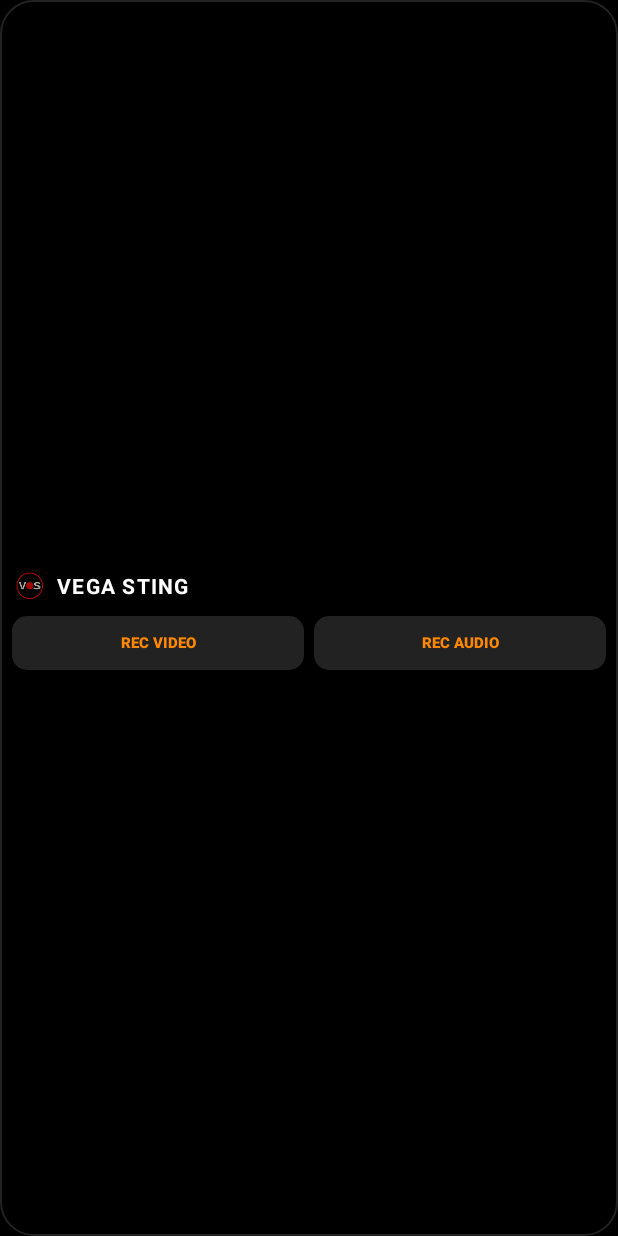
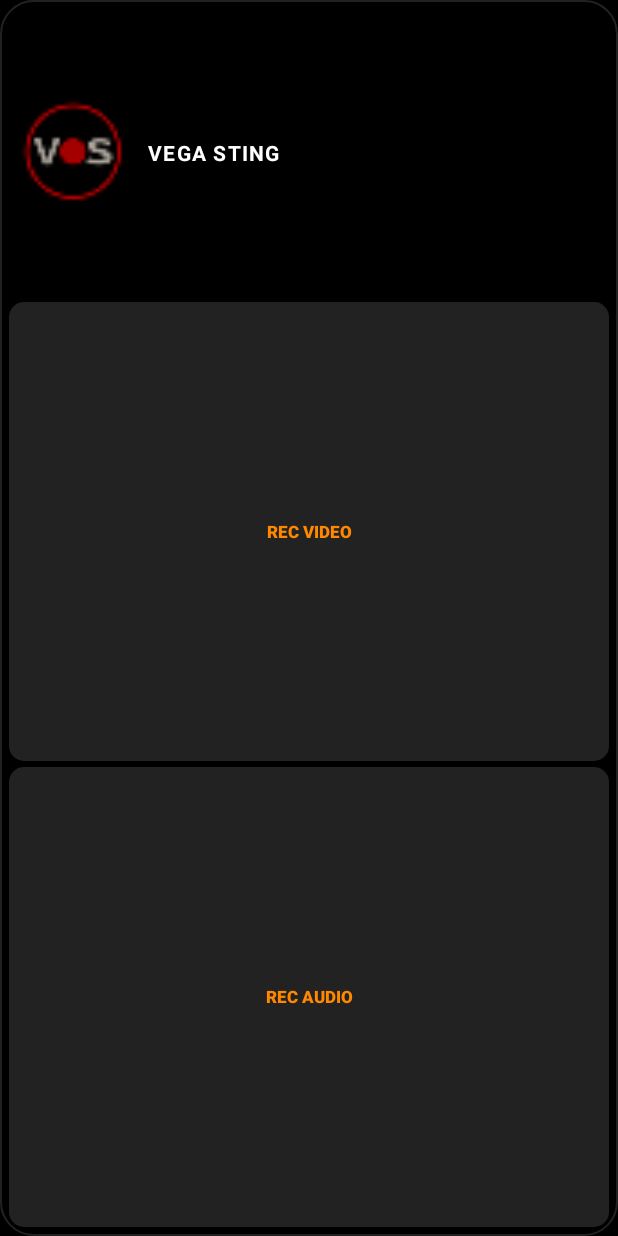
Before and after one commit to Kvijay199428/vega-sting, an Android app built with Jetpack Compose: the layout widget_recording.xml on its own in the app's theme, with its tools: preview values and no code run, on a phone screen of 412 x 824 dp. Run offline under Robolectric (Android 15) with nearby library versions, the light colour scheme and no system bars.

Commit message:
Make home-screen widget responsive across sizes

```diff
--- a/app/src/main/AndroidManifest.xml
+++ b/app/src/main/AndroidManifest.xml
@@ -78,6 +78,7 @@
             android:exported="true">
             <intent-filter>
                 <action android:name="android.appwidget.action.APPWIDGET_UPDATE" />
+                <action android:name="android.appwidget.action.APPWIDGET_UPDATE_OPTIONS" />
                 <action android:name="android.intent.action.BOOT_COMPLETED" />
             </intent-filter>
             <meta-data
--- a/app/src/main/res/drawable/widget_panel_background.xml
+++ /dev/null
@@ -1,6 +0,0 @@
-<?xml version="1.0" encoding="utf-8"?>
-<shape xmlns:android="http://schemas.android.com/apk/res/android"
-    android:shape="rectangle">
-    <solid android:color="#101010" />
-    <corners android:radius="16dp" />
-</shape>
--- a/app/src/main/res/layout/widget_recording.xml
+++ b/app/src/main/res/layout/widget_recording.xml
@@ -5,29 +5,30 @@
     android:layout_width="match_parent"
     android:layout_height="match_parent"
     android:orientation="vertical"
-    android:gravity="center"
     android:background="@drawable/widget_background"
-    android:padding="8dp">
+    android:padding="6dp">
 
     <LinearLayout
         android:id="@+id/widgetHeader"
         android:layout_width="match_parent"
-        android:layout_height="28dp"
+        android:layout_height="0dp"
+        android:layout_weight="1"
         android:orientation="horizontal"
         android:gravity="center_vertical">
 
         <ImageView
             android:id="@+id/widgetLogo"
-            android:layout_width="24dp"
-            android:layout_height="24dp"
-            android:src="@drawable/widget_logo"
-            android:scaleType="centerInside" />
+            android:layout_width="0dp"
+            android:layout_height="match_parent"
+            android:layout_weight="0.22"
+            android:scaleType="fitCenter"
+            android:src="@drawable/widget_logo" />
 
         <TextView
             android:id="@+id/widgetTitle"
             android:layout_width="0dp"
             android:layout_height="wrap_content"
-            android:layout_weight="1"
+            android:layout_weight="0.78"
             android:layout_marginStart="6dp"
             android:text="VEGA STING"
             android:textColor="#FFFFFF"
@@ -35,50 +36,41 @@
             android:textStyle="bold"
             android:letterSpacing="0.06"
             android:gravity="center_vertical"
-            android:maxLines="1" />
+            android:maxLines="1"
+            android:ellipsize="end" />
 
     </LinearLayout>
 
-    <LinearLayout
-        android:id="@+id/buttonPanel"
-        android:layout_width="match_parent"
-        android:layout_height="36dp"
-        android:orientation="horizontal"
-        android:gravity="center"
-        android:layout_marginTop="6dp">
-
     <Button
         android:id="@+id/btnLeft"
-            android:layout_width="0dp"
-            android:layout_height="36dp"
-            android:layout_weight="1"
+        android:layout_width="match_parent"
+        android:layout_height="0dp"
+        android:layout_weight="1.6"
+        android:layout_marginTop="4dp"
         android:minHeight="0dp"
         android:minWidth="0dp"
         android:text="REC VIDEO"
-            android:textSize="10sp"
+        android:textSize="11sp"
         android:textColor="#FF8800"
         android:textStyle="bold"
         android:gravity="center"
         android:padding="0dp"
-            android:background="@drawable/widget_button_background"
-            android:layout_marginEnd="3dp" />
+        android:background="@drawable/widget_button_background" />
 
     <Button
         android:id="@+id/btnRight"
-            android:layout_width="0dp"
-            android:layout_height="36dp"
-            android:layout_weight="1"
+        android:layout_width="match_parent"
+        android:layout_height="0dp"
+        android:layout_weight="1.6"
+        android:layout_marginTop="4dp"
         android:minHeight="0dp"
         android:minWidth="0dp"
         android:text="REC AUDIO"
-            android:textSize="10sp"
+        android:textSize="11sp"
         android:textColor="#FF8800"
         android:textStyle="bold"
         android:gravity="center"
         android:padding="0dp"
-            android:background="@drawable/widget_button_background"
-            android:layout_marginStart="3dp" />
+        android:background="@drawable/widget_button_background" />
 
 </LinearLayout>
-
-</LinearLayout>
```
Also changed, not shown: app/src/main/kotlin/com/vega/sting/widget/RecordingWidgetProvider.kt (+25 -27 lines), 1 other file. Lines whose indentation alone changed are shown as unchanged.
